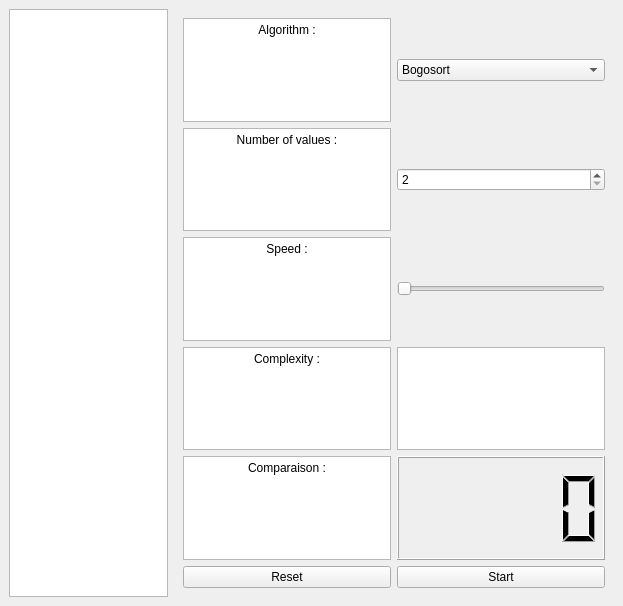
The window that app/mainwindow.ui (Bugz-gg/Sorting-Algo) describes before a commit, drawn with Qt 5.
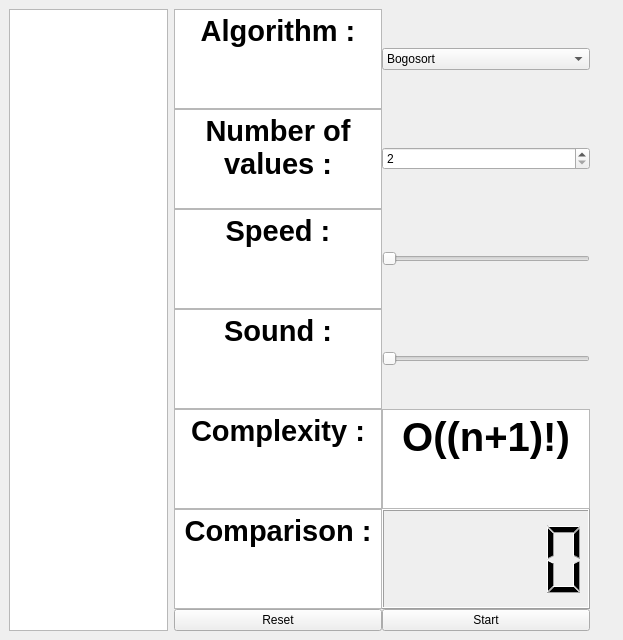
The same window after the commit.

Commit message: sound and quicksort added

```diff
--- a/app/mainwindow.ui
+++ b/app/mainwindow.ui
@@ -7,7 +7,7 @@
     <x>0</x>
     <y>0</y>
     <width>623</width>
-    <height>606</height>
+    <height>640</height>
    </rect>
   </property>
   <property name="minimumSize">
@@ -28,15 +28,12 @@
      <widget class="QGraphicsView" name="graphicsView"/>
     </item>
     <item>
-     <widget class="QWidget" name="widget" native="true">
-      <layout class="QVBoxLayout" name="verticalLayout">
-       <item>
         <layout class="QGridLayout" name="gridLayout">
-         <item row="1" column="0" colspan="2">
-          <widget class="QTextBrowser" name="textBrowser_2">
-           <property name="autoFillBackground">
-            <bool>true</bool>
-           </property>
+      <property name="spacing">
+       <number>0</number>
+      </property>
+      <item row="4" column="1">
+       <widget class="QTextBrowser" name="textBrowser_5">
            <property name="html">
             <string>&lt;!DOCTYPE HTML PUBLIC &quot;-//W3C//DTD HTML 4.0//EN&quot; &quot;http://www.w3.org/TR/REC-html40/strict.dtd&quot;&gt;
 &lt;html&gt;&lt;head&gt;&lt;meta name=&quot;qrichtext&quot; content=&quot;1&quot; /&gt;&lt;meta charset=&quot;utf-8&quot; /&gt;&lt;style type=&quot;text/css&quot;&gt;
@@ -45,58 +42,11 @@
 li.unchecked::marker { content: &quot;\2610&quot;; }
 li.checked::marker { content: &quot;\2612&quot;; }
 &lt;/style&gt;&lt;/head&gt;&lt;body style=&quot; font-family:'Segoe UI'; font-size:9pt; font-weight:400; font-style:normal;&quot;&gt;
-&lt;p align=&quot;center&quot; style=&quot; margin-top:0px; margin-bottom:0px; margin-left:0px; margin-right:0px; -qt-block-indent:0; text-indent:0px;&quot;&gt;Number of values :&lt;/p&gt;&lt;/body&gt;&lt;/html&gt;</string>
+&lt;p align=&quot;center&quot; style=&quot; margin-top:0px; margin-bottom:0px; margin-left:0px; margin-right:0px; -qt-block-indent:0; text-indent:0px;&quot;&gt;&lt;span style=&quot; font-size:22pt; font-weight:700;&quot;&gt;Sound :&lt;/span&gt;&lt;/p&gt;&lt;/body&gt;&lt;/html&gt;</string>
            </property>
           </widget>
          </item>
-         <item row="4" column="2" colspan="2">
-          <widget class="QLCDNumber" name="lcdNumber"/>
-         </item>
-         <item row="1" column="2" colspan="2">
-          <widget class="QSpinBox" name="vBtn">
-           <property name="minimum">
-            <number>2</number>
-           </property>
-           <property name="maximum">
-            <number>200</number>
-           </property>
-          </widget>
-         </item>
-         <item row="2" column="0" colspan="2">
-          <widget class="QTextBrowser" name="textBrowser_3">
-           <property name="autoFillBackground">
-            <bool>true</bool>
-           </property>
-           <property name="html">
-            <string>&lt;!DOCTYPE HTML PUBLIC &quot;-//W3C//DTD HTML 4.0//EN&quot; &quot;http://www.w3.org/TR/REC-html40/strict.dtd&quot;&gt;
-&lt;html&gt;&lt;head&gt;&lt;meta name=&quot;qrichtext&quot; content=&quot;1&quot; /&gt;&lt;meta charset=&quot;utf-8&quot; /&gt;&lt;style type=&quot;text/css&quot;&gt;
-p, li { white-space: pre-wrap; }
-hr { height: 1px; border-width: 0; }
-li.unchecked::marker { content: &quot;\2610&quot;; }
-li.checked::marker { content: &quot;\2612&quot;; }
-&lt;/style&gt;&lt;/head&gt;&lt;body style=&quot; font-family:'Segoe UI'; font-size:9pt; font-weight:400; font-style:normal;&quot;&gt;
-&lt;p align=&quot;center&quot; style=&quot; margin-top:0px; margin-bottom:0px; margin-left:0px; margin-right:0px; -qt-block-indent:0; text-indent:0px;&quot;&gt;Speed :&lt;/p&gt;&lt;/body&gt;&lt;/html&gt;</string>
-           </property>
-          </widget>
-         </item>
-         <item row="3" column="2" colspan="2">
-          <widget class="QTextBrowser" name="complexity">
-           <property name="autoFillBackground">
-            <bool>true</bool>
-           </property>
-           <property name="html">
-            <string>&lt;!DOCTYPE HTML PUBLIC &quot;-//W3C//DTD HTML 4.0//EN&quot; &quot;http://www.w3.org/TR/REC-html40/strict.dtd&quot;&gt;
-&lt;html&gt;&lt;head&gt;&lt;meta name=&quot;qrichtext&quot; content=&quot;1&quot; /&gt;&lt;meta charset=&quot;utf-8&quot; /&gt;&lt;style type=&quot;text/css&quot;&gt;
-p, li { white-space: pre-wrap; }
-hr { height: 1px; border-width: 0; }
-li.unchecked::marker { content: &quot;\2610&quot;; }
-li.checked::marker { content: &quot;\2612&quot;; }
-&lt;/style&gt;&lt;/head&gt;&lt;body style=&quot; font-family:'Segoe UI'; font-size:9pt; font-weight:400; font-style:normal;&quot;&gt;
-&lt;p align=&quot;center&quot; style=&quot;-qt-paragraph-type:empty; margin-top:0px; margin-bottom:0px; margin-left:0px; margin-right:0px; -qt-block-indent:0; text-indent:0px;&quot;&gt;&lt;br /&gt;&lt;/p&gt;&lt;/body&gt;&lt;/html&gt;</string>
-           </property>
-          </widget>
-         </item>
-         <item row="0" column="0" colspan="2">
+      <item row="0" column="1" colspan="2">
           <widget class="QTextBrowser" name="textBrowser">
            <property name="autoFillBackground">
             <bool>true</bool>
@@ -109,12 +59,12 @@
 li.unchecked::marker { content: &quot;\2610&quot;; }
 li.checked::marker { content: &quot;\2612&quot;; }
 &lt;/style&gt;&lt;/head&gt;&lt;body style=&quot; font-family:'Segoe UI'; font-size:9pt; font-weight:400; font-style:normal;&quot;&gt;
-&lt;p align=&quot;center&quot; style=&quot; margin-top:0px; margin-bottom:0px; margin-left:0px; margin-right:0px; -qt-block-indent:0; text-indent:0px;&quot;&gt;Algorithm :&lt;/p&gt;&lt;/body&gt;&lt;/html&gt;</string>
+&lt;p align=&quot;center&quot; style=&quot; margin-top:0px; margin-bottom:0px; margin-left:0px; margin-right:0px; -qt-block-indent:0; text-indent:0px;&quot;&gt;&lt;span style=&quot; font-size:22pt; font-weight:700;&quot;&gt;Algorithm :&lt;/span&gt;&lt;/p&gt;&lt;/body&gt;&lt;/html&gt;</string>
            </property>
           </widget>
          </item>
-         <item row="3" column="0" colspan="2">
-          <widget class="QTextBrowser" name="textBrowser_4">
+      <item row="6" column="3" colspan="2">
+       <widget class="QTextBrowser" name="complexity">
            <property name="autoFillBackground">
             <bool>true</bool>
            </property>
@@ -126,11 +76,35 @@
 li.unchecked::marker { content: &quot;\2610&quot;; }
 li.checked::marker { content: &quot;\2612&quot;; }
 &lt;/style&gt;&lt;/head&gt;&lt;body style=&quot; font-family:'Segoe UI'; font-size:9pt; font-weight:400; font-style:normal;&quot;&gt;
-&lt;p align=&quot;center&quot; style=&quot; margin-top:0px; margin-bottom:0px; margin-left:0px; margin-right:0px; -qt-block-indent:0; text-indent:0px;&quot;&gt;Complexity :&lt;/p&gt;&lt;/body&gt;&lt;/html&gt;</string>
+&lt;p align=&quot;center&quot; style=&quot; margin-top:12px; margin-bottom:12px; margin-left:0px; margin-right:0px; -qt-block-indent:0; text-indent:0px;&quot;&gt;&lt;span style=&quot; font-family:'Arial'; font-size:30pt; font-weight:700;&quot;&gt;O((n+1)!)&lt;/span&gt;&lt;/p&gt;&lt;/body&gt;&lt;/html&gt;</string>
            </property>
           </widget>
          </item>
-         <item row="0" column="2" colspan="2">
+      <item row="10" column="1" colspan="2">
+       <widget class="QPushButton" name="resetBtn">
+        <property name="text">
+         <string>Reset</string>
+        </property>
+       </widget>
+      </item>
+      <item row="1" column="1" colspan="2">
+       <widget class="QTextBrowser" name="textBrowser_2">
+        <property name="autoFillBackground">
+         <bool>true</bool>
+        </property>
+        <property name="html">
+         <string>&lt;!DOCTYPE HTML PUBLIC &quot;-//W3C//DTD HTML 4.0//EN&quot; &quot;http://www.w3.org/TR/REC-html40/strict.dtd&quot;&gt;
+&lt;html&gt;&lt;head&gt;&lt;meta name=&quot;qrichtext&quot; content=&quot;1&quot; /&gt;&lt;meta charset=&quot;utf-8&quot; /&gt;&lt;style type=&quot;text/css&quot;&gt;
+p, li { white-space: pre-wrap; }
+hr { height: 1px; border-width: 0; }
+li.unchecked::marker { content: &quot;\2610&quot;; }
+li.checked::marker { content: &quot;\2612&quot;; }
+&lt;/style&gt;&lt;/head&gt;&lt;body style=&quot; font-family:'Segoe UI'; font-size:9pt; font-weight:400; font-style:normal;&quot;&gt;
+&lt;p align=&quot;center&quot; style=&quot; margin-top:0px; margin-bottom:0px; margin-left:0px; margin-right:0px; -qt-block-indent:0; text-indent:0px;&quot;&gt;&lt;span style=&quot; font-size:22pt; font-weight:700;&quot;&gt;Number of values :&lt;/span&gt;&lt;/p&gt;&lt;/body&gt;&lt;/html&gt;</string>
+        </property>
+       </widget>
+      </item>
+      <item row="0" column="3" colspan="2">
           <widget class="QComboBox" name="algoTxt">
            <item>
             <property name="text">
@@ -147,19 +121,14 @@
              <string>GnomeSort</string>
             </property>
            </item>
-          </widget>
-         </item>
-         <item row="2" column="2" colspan="2">
-          <widget class="QSlider" name="horizontalSlider">
-           <property name="maximum">
-            <number>15</number>
-           </property>
-           <property name="orientation">
-            <enum>Qt::Horizontal</enum>
-           </property>
-          </widget>
-         </item>
-         <item row="4" column="0" colspan="2">
+        <item>
+         <property name="text">
+          <string>QuickSort</string>
+         </property>
+        </item>
+       </widget>
+      </item>
+      <item row="9" column="1" colspan="2">
           <widget class="QTextBrowser" name="nbComparaison">
            <property name="autoFillBackground">
             <bool>true</bool>
@@ -172,27 +141,95 @@
 li.unchecked::marker { content: &quot;\2610&quot;; }
 li.checked::marker { content: &quot;\2612&quot;; }
 &lt;/style&gt;&lt;/head&gt;&lt;body style=&quot; font-family:'Segoe UI'; font-size:9pt; font-weight:400; font-style:normal;&quot;&gt;
-&lt;p align=&quot;center&quot; style=&quot; margin-top:0px; margin-bottom:0px; margin-left:0px; margin-right:0px; -qt-block-indent:0; text-indent:0px;&quot;&gt;Comparaison :&lt;/p&gt;&lt;/body&gt;&lt;/html&gt;</string>
+&lt;p align=&quot;center&quot; style=&quot; margin-top:0px; margin-bottom:0px; margin-left:0px; margin-right:0px; -qt-block-indent:0; text-indent:0px;&quot;&gt;&lt;span style=&quot; font-size:22pt; font-weight:700;&quot;&gt;Comparison :&lt;/span&gt;&lt;/p&gt;&lt;/body&gt;&lt;/html&gt;</string>
            </property>
           </widget>
          </item>
-         <item row="5" column="2" colspan="2">
+      <item row="2" column="3" colspan="2">
+       <widget class="QSlider" name="horizontalSlider">
+        <property name="minimum">
+         <number>1</number>
+        </property>
+        <property name="maximum">
+         <number>150</number>
+        </property>
+        <property name="orientation">
+         <enum>Qt::Horizontal</enum>
+        </property>
+       </widget>
+      </item>
+      <item row="2" column="1" colspan="2">
+       <widget class="QTextBrowser" name="textBrowser_3">
+        <property name="autoFillBackground">
+         <bool>true</bool>
+        </property>
+        <property name="html">
+         <string>&lt;!DOCTYPE HTML PUBLIC &quot;-//W3C//DTD HTML 4.0//EN&quot; &quot;http://www.w3.org/TR/REC-html40/strict.dtd&quot;&gt;
+&lt;html&gt;&lt;head&gt;&lt;meta name=&quot;qrichtext&quot; content=&quot;1&quot; /&gt;&lt;meta charset=&quot;utf-8&quot; /&gt;&lt;style type=&quot;text/css&quot;&gt;
+p, li { white-space: pre-wrap; }
+hr { height: 1px; border-width: 0; }
+li.unchecked::marker { content: &quot;\2610&quot;; }
+li.checked::marker { content: &quot;\2612&quot;; }
+&lt;/style&gt;&lt;/head&gt;&lt;body style=&quot; font-family:'Segoe UI'; font-size:9pt; font-weight:400; font-style:normal;&quot;&gt;
+&lt;p align=&quot;center&quot; style=&quot; margin-top:0px; margin-bottom:0px; margin-left:0px; margin-right:0px; -qt-block-indent:0; text-indent:0px;&quot;&gt;&lt;span style=&quot; font-size:22pt; font-weight:700;&quot;&gt;Speed :&lt;/span&gt;&lt;/p&gt;&lt;/body&gt;&lt;/html&gt;</string>
+        </property>
+       </widget>
+      </item>
+      <item row="6" column="1" colspan="2">
+       <widget class="QTextBrowser" name="textBrowser_4">
+        <property name="autoFillBackground">
+         <bool>true</bool>
+        </property>
+        <property name="html">
+         <string>&lt;!DOCTYPE HTML PUBLIC &quot;-//W3C//DTD HTML 4.0//EN&quot; &quot;http://www.w3.org/TR/REC-html40/strict.dtd&quot;&gt;
+&lt;html&gt;&lt;head&gt;&lt;meta name=&quot;qrichtext&quot; content=&quot;1&quot; /&gt;&lt;meta charset=&quot;utf-8&quot; /&gt;&lt;style type=&quot;text/css&quot;&gt;
+p, li { white-space: pre-wrap; }
+hr { height: 1px; border-width: 0; }
+li.unchecked::marker { content: &quot;\2610&quot;; }
+li.checked::marker { content: &quot;\2612&quot;; }
+&lt;/style&gt;&lt;/head&gt;&lt;body style=&quot; font-family:'Segoe UI'; font-size:9pt; font-weight:400; font-style:normal;&quot;&gt;
+&lt;p align=&quot;center&quot; style=&quot; margin-top:0px; margin-bottom:0px; margin-left:0px; margin-right:0px; -qt-block-indent:0; text-indent:0px;&quot;&gt;&lt;span style=&quot; font-size:22pt; font-weight:700;&quot;&gt;Complexity :&lt;/span&gt;&lt;/p&gt;&lt;/body&gt;&lt;/html&gt;</string>
+        </property>
+       </widget>
+      </item>
+      <item row="10" column="3" colspan="2">
           <widget class="QPushButton" name="startBtn">
            <property name="text">
             <string>Start</string>
            </property>
           </widget>
          </item>
-         <item row="5" column="0" colspan="2">
-          <widget class="QPushButton" name="resetBtn">
-           <property name="text">
-            <string>Reset</string>
-           </property>
-          </widget>
-         </item>
-        </layout>
-       </item>
-      </layout>
+      <item row="9" column="3" colspan="2">
+       <widget class="QLCDNumber" name="lcdNumber"/>
+      </item>
+      <item row="4" column="3">
+       <widget class="QSlider" name="horizontalSlider_2">
+        <property name="minimum">
+         <number>1</number>
+        </property>
+        <property name="maximum">
+         <number>1000</number>
+        </property>
+        <property name="orientation">
+         <enum>Qt::Horizontal</enum>
+        </property>
+       </widget>
+      </item>
+      <item row="1" column="3" colspan="2">
+       <widget class="QSpinBox" name="vBtn">
+        <property name="minimum">
+         <number>2</number>
+        </property>
+        <property name="maximum">
+         <number>400</number>
+        </property>
+       </widget>
+      </item>
+     </layout>
+    </item>
+    <item>
+     <widget class="QWidget" name="widget" native="true">
+      <layout class="QVBoxLayout" name="verticalLayout"/>
      </widget>
     </item>
    </layout>
```
Lines whose indentation alone changed are shown as unchanged. The commit also changes 4 other files.
